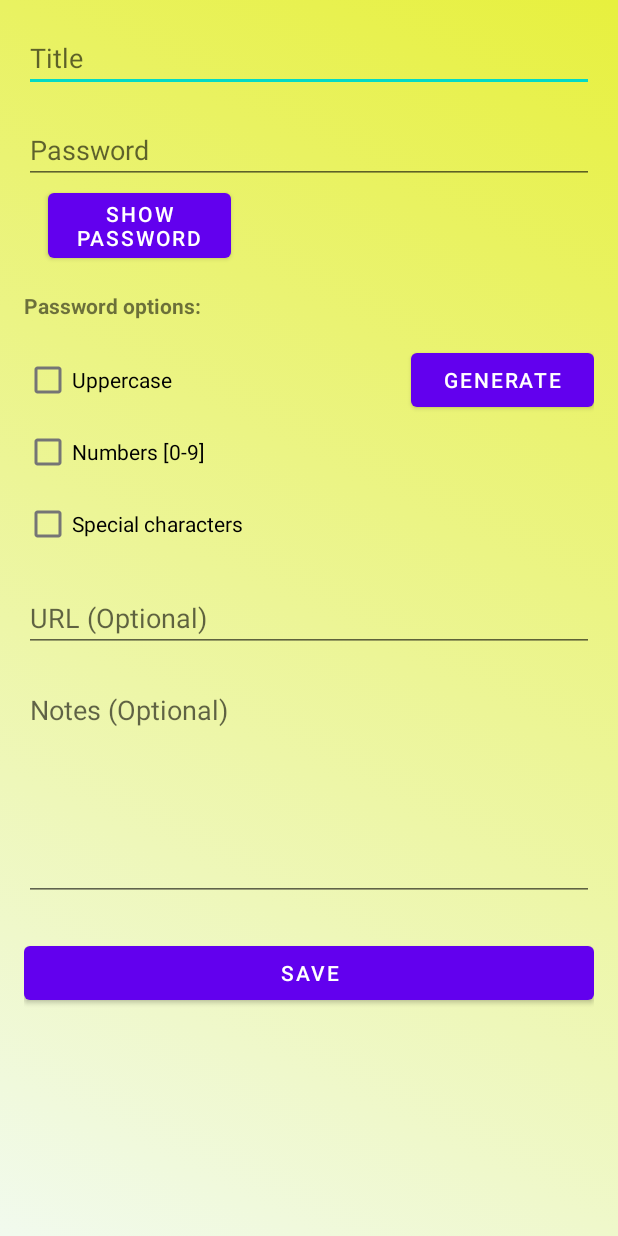
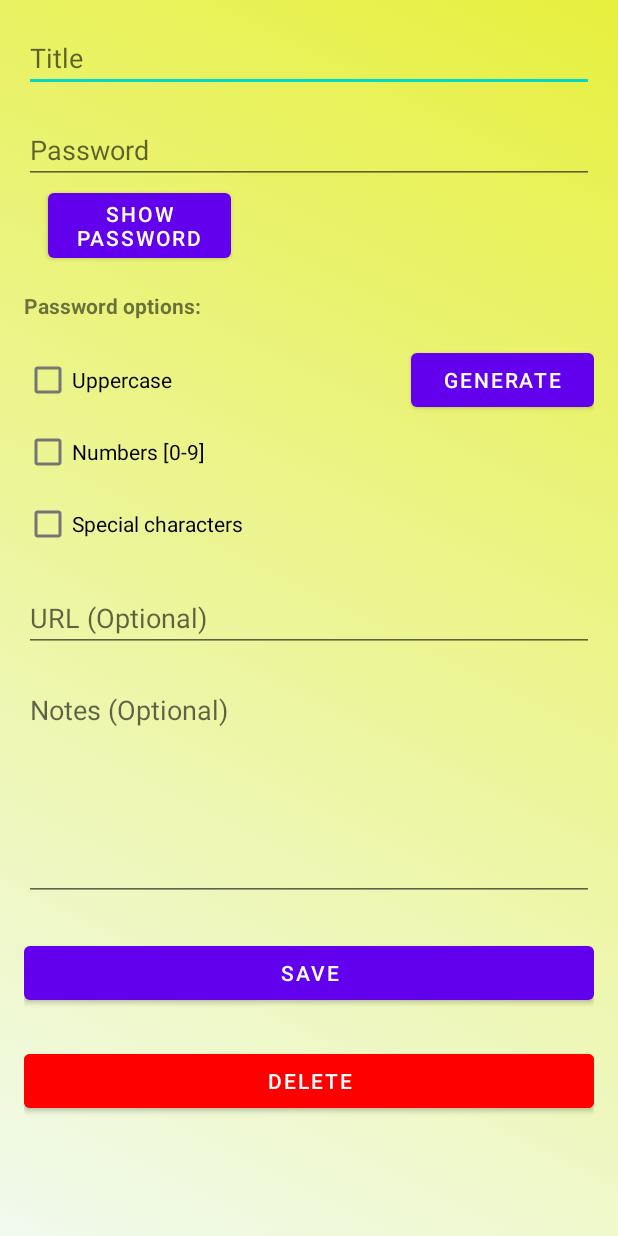
Before and after one commit to VctPerez/PassLocker, an Android app: the layout activity_create_password.xml on its own in the app's theme, with its tools: preview values and no code run, on a phone screen of 412 x 824 dp. Run offline under Robolectric (Android 15) with nearby library versions, the phone set to English and light mode, and no system bars.

Commit message:
Delete button and create fix

```diff
--- a/app/src/main/res/layout/activity_create_password.xml
+++ b/app/src/main/res/layout/activity_create_password.xml
@@ -109,5 +109,14 @@
             android:layout_marginTop="24dp"
             android:text="@string/saveButton" />
 
+        <Button
+            android:id="@+id/buttonDelete"
+            android:layout_width="match_parent"
+            android:layout_height="wrap_content"
+            android:layout_marginTop="24dp"
+            android:text="@string/deleteButton"
+            android:backgroundTint="@color/red"
+            android:textColor="@android:color/white" />
+
     </LinearLayout>
 </ScrollView>
--- a/app/src/main/res/values/colors.xml
+++ b/app/src/main/res/values/colors.xml
@@ -7,4 +7,5 @@
     <color name="teal_700">#FF018786</color>
     <color name="black">#FF000000</color>
     <color name="white">#FFFFFFFF</color>
+    <color name="red">#FF0000</color>
 </resources>
--- a/app/src/main/res/values/strings.xml
+++ b/app/src/main/res/values/strings.xml
@@ -31,4 +31,5 @@
     <string name="emptyPasswordFields">You must introduce a password and a title</string>
     <string name="successGeneration">Password generated successfully</string>
     <string name="successSave">Password saved succesfully</string>
+    <string name="deleteButton">Delete</string>
 </resources>
```
Also changed, not shown: app/src/main/java/es/uma/passlocker/CreatePasswordActivity.java (+17 -10 lines), 1 other file.
